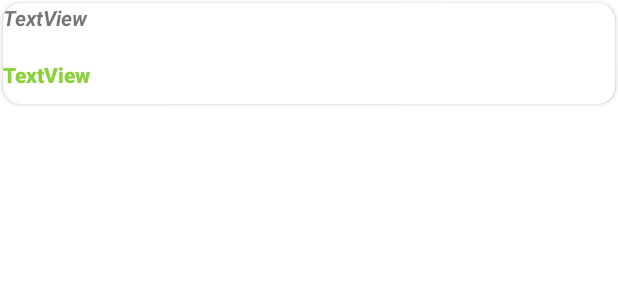
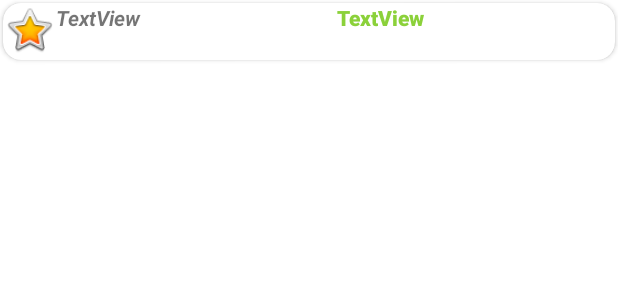
Before and after one commit to davidDev12/David_App, an Android app: the layout layouto.xml on its own in the app's theme, with its tools: preview values and no code run, on a phone screen of 412 x 824 dp. Shown: the top 300 px of the screen. Run offline under Robolectric (Android 15) with nearby library versions, the phone set to English and light mode, and no system bars.

```diff
--- a/app/src/main/java/com/example/davidapp/Item.java
+++ b/app/src/main/java/com/example/davidapp/Item.java
@@ -1,16 +1,18 @@
 package com.example.davidapp;
 
 import android.content.Context;
+import android.media.Image;
 
 public class Item {
  public String nom;
   //  String prenom;
    public String phone;
+   public   Image img;
 
 
-    public Item(String nom, String phone) {
+    public Item(String nom, String phone,Image img) {
         this.nom = nom;
-       // this.prenom = prenom;
+    //   this.img = img;
         this.phone = phone;
     }
 
--- a/app/src/main/java/com/example/davidapp/mAdapter.java
+++ b/app/src/main/java/com/example/davidapp/mAdapter.java
@@ -5,6 +5,7 @@ import android.view.LayoutInflater;
 import android.view.View;
 import android.view.ViewGroup;
 import android.widget.BaseAdapter;
+import android.widget.ImageView;
 import android.widget.TextView;
 
 import java.util.ArrayList;
@@ -42,7 +43,7 @@ public class mAdapter extends BaseAdapter {
 
         TextView nom=(TextView)convertView.findViewById(R.id.nomxml);
         TextView phone=(TextView)convertView.findViewById(R.id.phonexml);
-
+        ImageView img = (ImageView) convertView.findViewById(R.id.imageView);
         nom.setText(items.get(position).nom);
         phone.setText(items.get(position).phone);
 
--- a/app/src/main/res/layout/layouto.xml
+++ b/app/src/main/res/layout/layouto.xml
@@ -4,14 +4,21 @@
     android:layout_width="match_parent"
     android:layout_height="wrap_content"
     android:layout_margin="2dp"
+    android:background="#2FA0D3"
     android:orientation="vertical"
     app:cardCornerRadius="12dp">
 
     <LinearLayout
         android:layout_width="match_parent"
         android:layout_height="match_parent"
-        android:orientation="vertical">
+        android:orientation="horizontal">
 
+
+        <ImageView
+            android:id="@+id/imageView"
+            android:layout_width="35dp"
+            android:layout_height="35dp"
+            app:srcCompat="@android:drawable/btn_star_big_on" />
 
         <TextView
             android:id="@+id/nomxml"
@@ -32,6 +39,7 @@
             android:layout_width="match_parent"
             android:layout_height="10dp"
             android:background="#3F51B5" />
+
     </LinearLayout>
 
 
```
Also changed, not shown: app/src/main/res/layout/activity_list_contact.xml (+5 -2 lines).
